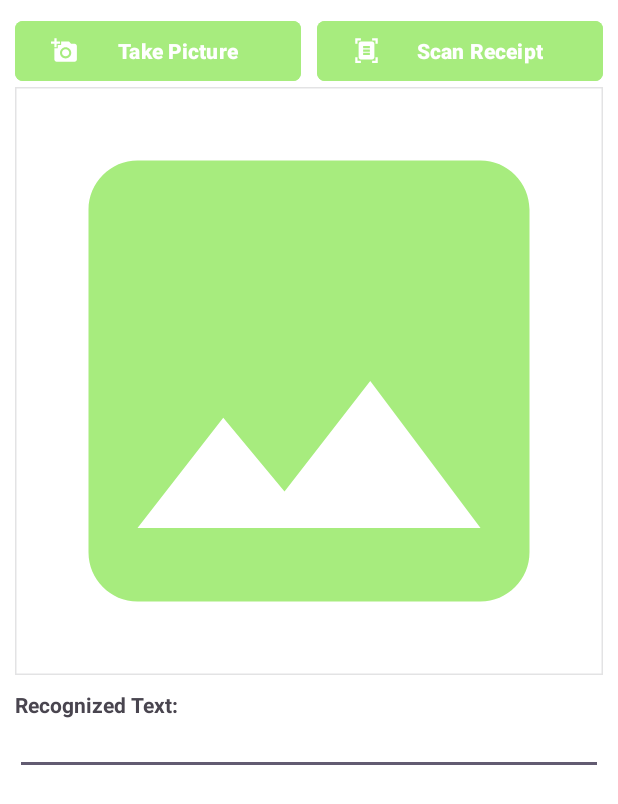
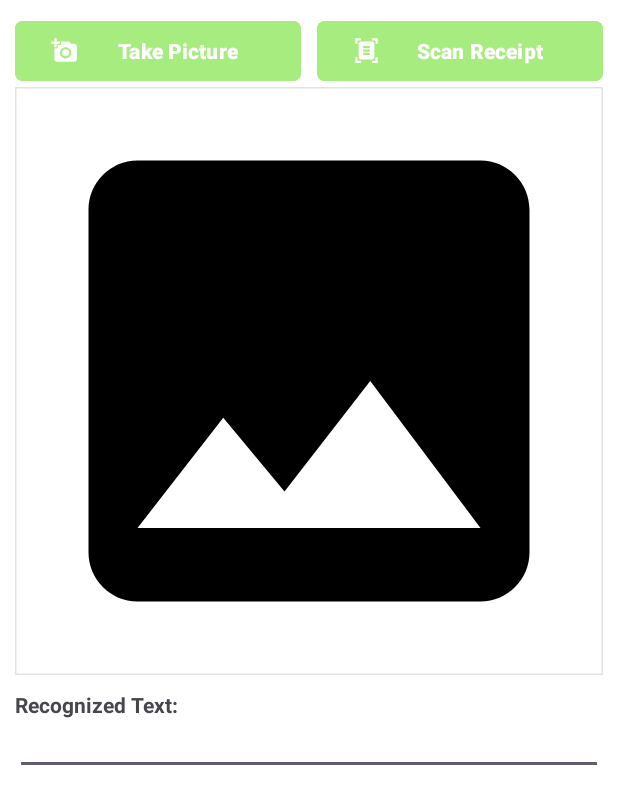
Before and after one commit to cailene/EcoGrocer, an Android app: the screen it shows after launch (MainActivity), on a phone screen of 412 x 824 dp. Shown: the top 804 px of the screen. Run offline under Robolectric (Android 15) with nearby library versions, the phone set to English and light mode, and no system bars; libraries missing offline, so code that uses them is left out: com.google.mlkit.vision; 1 statement that could not run was skipped.

Commit message:
changed colour

```diff
--- a/app/src/main/res/layout/activity_main.xml
+++ b/app/src/main/res/layout/activity_main.xml
@@ -12,6 +12,7 @@
     <LinearLayout
         android:layout_width="match_parent"
         android:layout_height="wrap_content"
+        android:backgroundTint="@color/green"
         android:orientation="horizontal">
 
         <com.google.android.material.button.MaterialButton
@@ -52,7 +53,6 @@
                 android:layout_width="match_parent"
                 android:layout_height="wrap_content"
                 android:src="@drawable/baseline_image_24"
-                android:tint="@color/green"
                 android:adjustViewBounds="true"
                 app:strokeWidth="2dp"/>
 
```
